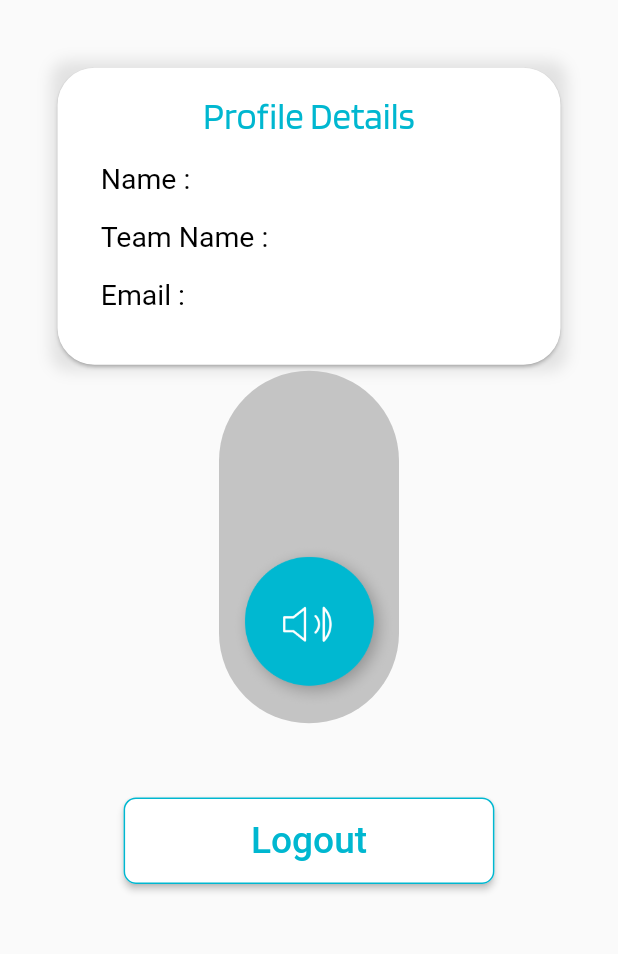
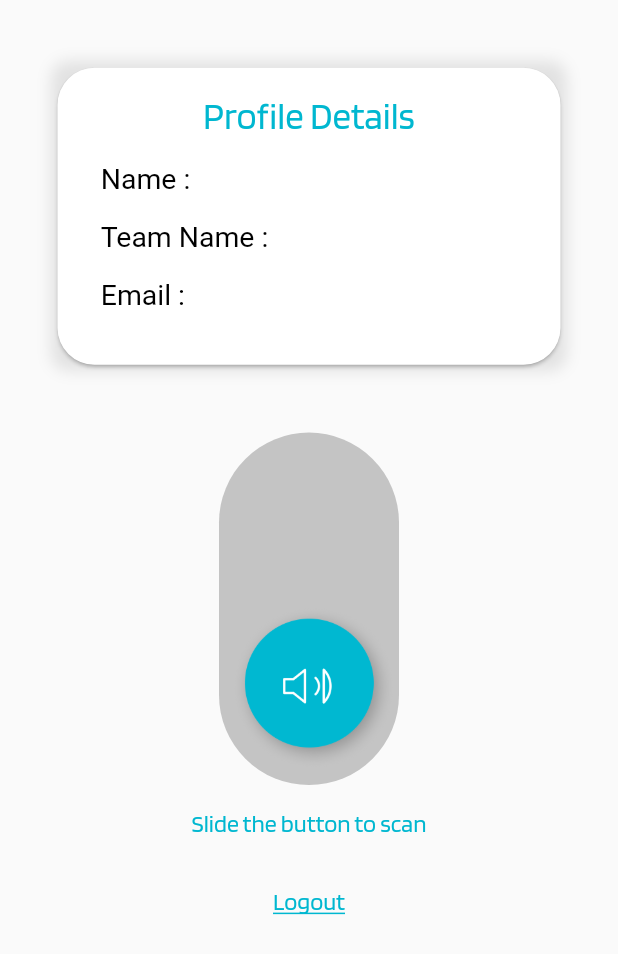
Before and after one commit to aryan9600/OpenCon-20, a Flutter app: the ProfileScreen screen opened by its route, on a phone screen of 412 x 824 dp. Shown: the top 954 px of the screen. Run offline on Flutter 3.47's test engine with Material 2 defaults, Android fonts, the phone set to English and light mode, and no system bars; our stand-ins replace bubble, cached_network_image, cloud_firestore, firebase_auth, flutter_dotenv, flutter_swiper and 4 more; missing offline and left inert: chirp_flutter, flutter_dialogflow; accounts and stored records are empty; project files that could hold a hidden picture were left out.

Commit message:
Sliding animation complete

```diff
--- a/lib/screens/profile_screen.dart
+++ b/lib/screens/profile_screen.dart
@@ -1,7 +1,5 @@
 import 'dart:async';
 import 'dart:typed_data';
-import 'package:slider_button/slider_button.dart';
-import 'package:flutter_xlider/flutter_xlider.dart';
 import 'package:chirp_flutter/chirp_flutter.dart';
 import 'package:cloud_firestore/cloud_firestore.dart';
 import 'package:flutter/material.dart';
@@ -40,6 +38,7 @@ class _ProfileScreenState extends State<ProfileScreen> with SingleTickerProvider
   Animation<Offset> _offsetAnimation;
 
   bool _started = false;
+  double _bottom = 10;
 
 
   Future<void> _initChirp() async {
@@ -73,7 +72,7 @@ class _ProfileScreenState extends State<ProfileScreen> with SingleTickerProvider
       vsync: this,
       lowerBound: 0,
       upperBound: 1,
-      duration: Duration(milliseconds: 700),
+      duration: Duration(milliseconds: 300),
     );
   }
 
@@ -93,8 +92,23 @@ class _ProfileScreenState extends State<ProfileScreen> with SingleTickerProvider
     }
   }
 
-  double _bottom = 10;
-  double _top = null;
+  void scanStuff(String userID, String email, Deliverables help){
+    _startAudioProcessing();
+    ChirpSDK.onReceived.listen((e) {
+      String deliverable = new String.fromCharCodes(e.payload);
+      print(deliverable);
+      help.addUserToDeliverable(userID, deliverable, email);
+      setState(() {
+        _started = false;
+      });
+      _stopAudioProcessing();
+    });
+    Future.delayed(Duration(seconds: 10), (){
+      setState(() {
+        _started = false;
+      });
+    });
+  }
 
   @override
   Widget build(BuildContext context) {
@@ -121,6 +135,7 @@ class _ProfileScreenState extends State<ProfileScreen> with SingleTickerProvider
                     }
                   },
                 ),
+                SizedBox(height: SizeConfig.blockSizeVertical*5,),
                 Stack(
                   children: <Widget>[
                     Container(
@@ -135,16 +150,24 @@ class _ProfileScreenState extends State<ProfileScreen> with SingleTickerProvider
                     AnimatedPositioned(
                       duration: Duration(milliseconds: 500),
                       // top: 0,
-                      bottom: _bottom,
+                      bottom: _started ? 110 : 10,
                       left: SizeConfig.blockSizeHorizontal*2,
                       child: GestureDetector(
-                        onTap: (){
+                        onVerticalDragUpdate: (drag){
                           setState(() {
                             print('lol');
-                            _bottom=110;
-                            // _top = SizeConfig.blockSizeVertical/5;
+                            _started = true;
+                            scanStuff(_user.uIdToken, _user.userEmail, _delivery);
                           });
                         },
+                        // onTap: (){
+                        //   setState(() {
+                        //     print('lol');
+                        //     _started = true;
+
+                        //     // _top = SizeConfig.blockSizeVertical/5;
+                        //   });
+                        // },
                         child: Center(
                           child: Container(
                             child: Image.asset('assets/volume.png'),
@@ -155,27 +178,28 @@ class _ProfileScreenState extends State<ProfileScreen> with SingleTickerProvider
                     )
                   ],
                 ),
+                SizedBox(height: SizeConfig.blockSizeVertical*2),
+                Text('Slide the button to scan', style: TextStyle(
+                      color: Color(0xff00B7D0),
+                      fontSize: 16,
+                      fontFamily: 'Blinker'
+                  )),
                 // ProfileCard(name: 'Sanskar Jaiswal', teamName: 'Team Alpha', email: 'jaiswalsanskar087@gmail.com'),
-                SizedBox(height: SizeConfig.blockSizeVertical*6),
-                Container(
-                  height: SizeConfig.blockSizeVertical*7,
-                  width: SizeConfig.blockSizeHorizontal*60,
-                  child: RaisedButton(
-                    onPressed: (){
+                SizedBox(height: SizeConfig.blockSizeVertical*4),
+                GestureDetector(
+                    onTap: (){
                       Provider.of<Auth>(context, listen: false).signOutGoogle();
                       Navigator.of(context).popAndPushNamed(AuthScreen.routeName);
                     },
                     child: Text('Logout', style: TextStyle(
+                      decoration: TextDecoration.underline,
+                      decorationColor: Color(0xff00B7D0),
                       color: Color(0xff00B7D0),
-                      fontSize: SizeConfig.blockSizeVertical*3
-                    )),
-                    color: Colors.white,
-                    shape: RoundedRectangleBorder(
-                      borderRadius: BorderRadius.circular(SizeConfig.blockSizeVertical),
-                      side: BorderSide(color: Color(0xff00B7D0))
-                    ),
-                  ),
-                )
+                      fontSize: 16,
+                      fontFamily: 'Blinker',
+                      fontWeight: FontWeight.w500
+                  )),
+                ),
               ],
             ),
           ),
@@ -184,19 +208,3 @@ class _ProfileScreenState extends State<ProfileScreen> with SingleTickerProvider
     );
   }
 }
-
-class BouncingAnimation extends AnimatedWidget {
-  BouncingAnimation({Key key, Animation<double> animation})
-      : super(key: key, listenable: animation);
-
-  @override
-  Widget build(BuildContext context) {
-     final animation = listenable as Animation<double>;
-    return Container(
-      margin: EdgeInsets.symmetric(vertical: 10),
-      height: animation.value,
-      width: animation.value,
-      child: FlutterLogo(),
-    );
-  }
-}
--- a/pubspec.yaml
+++ b/pubspec.yaml
@@ -28,7 +28,6 @@ dependencies:
   bubble: ^1.1.9+1
   bouncing_widget: ^1.2.0
   slider_button: ^0.5.0
-  flutter_xlider: ^3.3.1
 
   cupertino_icons: ^0.1.2
 
```
Also changed, not shown: pubspec.lock.
